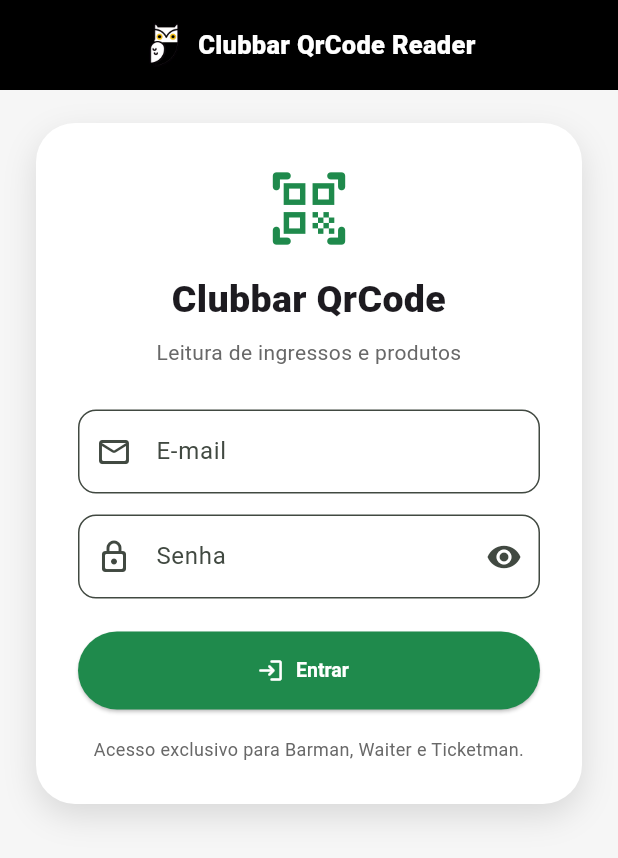
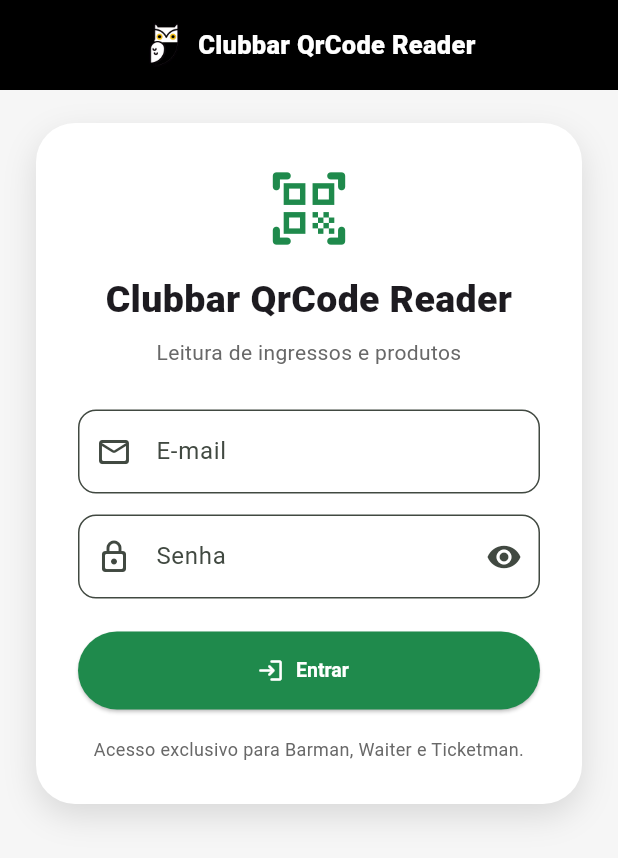
Before and after one commit to recadoluciana/clubbar_qrcode, a Flutter app: the screen it shows after launch, on a phone screen of 412 x 824 dp. Shown: the top 858 px of the screen. Run offline on Flutter 3.47's test engine with Material 3 defaults, Android fonts, the phone set to English and light mode, and no system bars; our stand-ins replace audioplayers, shared_preferences, vibration; missing offline and left inert: mobile_scanner.

Commit message:
Atualiza identidade do Clubbar QrCode Reader

```diff
--- a/lib/main.dart
+++ b/lib/main.dart
@@ -26,7 +26,7 @@ class ClubbarQrCodeApp extends StatelessWidget {
       builder: (_, versaoSessao, _) => MaterialApp(
         key: ValueKey(versaoSessao),
         debugShowCheckedModeBanner: false,
-        title: 'Clubbar QrCode',
+        title: 'Clubbar QrCode Reader',
         theme: AppTheme.light,
         locale: const Locale('pt', 'BR'),
         supportedLocales: const [Locale('pt', 'BR')],
--- a/lib/modules/auth/login_page.dart
+++ b/lib/modules/auth/login_page.dart
@@ -107,7 +107,7 @@ class _LoginPageState extends State<LoginPage> {
                   ),
                   const SizedBox(height: 14),
                   const Text(
-                    'Clubbar QrCode',
+                    'Clubbar QrCode Reader',
                     textAlign: TextAlign.center,
                     style: TextStyle(fontSize: 25, fontWeight: FontWeight.w900),
                   ),
```
Also changed, not shown: 3 other files.
